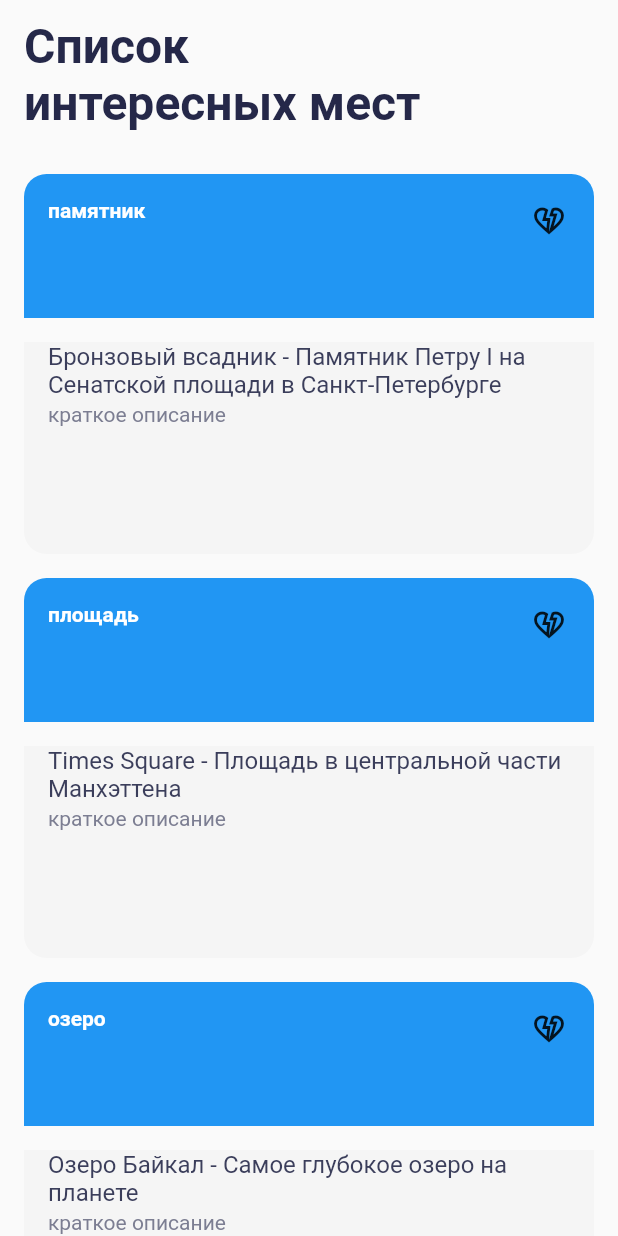
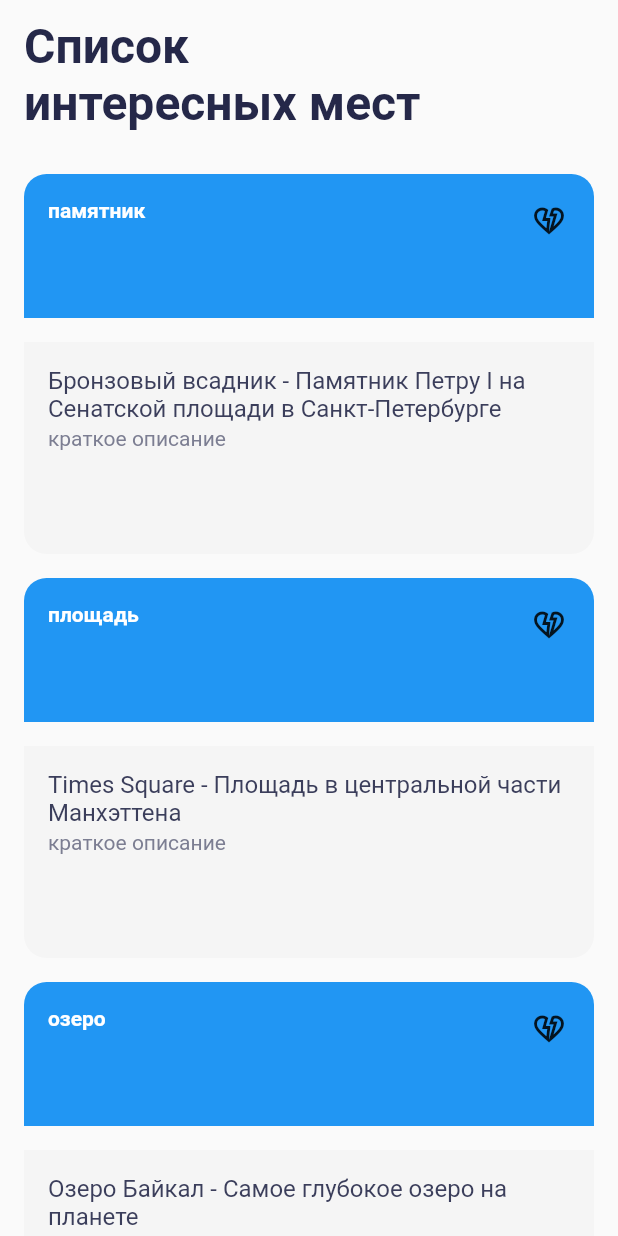
Before and after one commit to Jevilll/surf-flutter-course-likholetov, a Flutter app: the screen it shows after launch, on a phone screen of 412 x 824 dp. Run offline on Flutter 3.47's test engine with Material 2 defaults, Android fonts, the phone set to English and light mode, and no system bars.

Commit message:
Задание 4.6.4 Исправления

```diff
--- a/lib/res/app_strings.dart
+++ b/lib/res/app_strings.dart
@@ -7,4 +7,6 @@ abstract class AppStrings {
   static const String bridge = 'мост';
   static const String other = 'другое';
   static const String buildARoute = 'построить маршрут';
+  static const String toSchedule = 'Запланировать';
+  static const String toFavorites = 'В избранное';
 }
--- a/lib/ui/screen/sight_card.dart
+++ b/lib/ui/screen/sight_card.dart
@@ -41,14 +41,13 @@ class SightCard extends StatelessWidget {
                 ],
               ),
             ),
-            // todo академическая вставка, убрать в дальнейшем
             const SizedBox(width: double.infinity, height: 16,),
             Expanded(
               child: Container(
                 color: AppColors.background,
                 width: double.infinity,
                 child: Padding(
-                  padding: const EdgeInsets.only(left: 16, right: 16, bottom: 16),
+                  padding: const EdgeInsets.all(16),
                   child: Column(
                     children: [
                       SizedBox(
```
Also changed, not shown: lib/ui/screen/sight_details.dart (+4 -3 lines).
